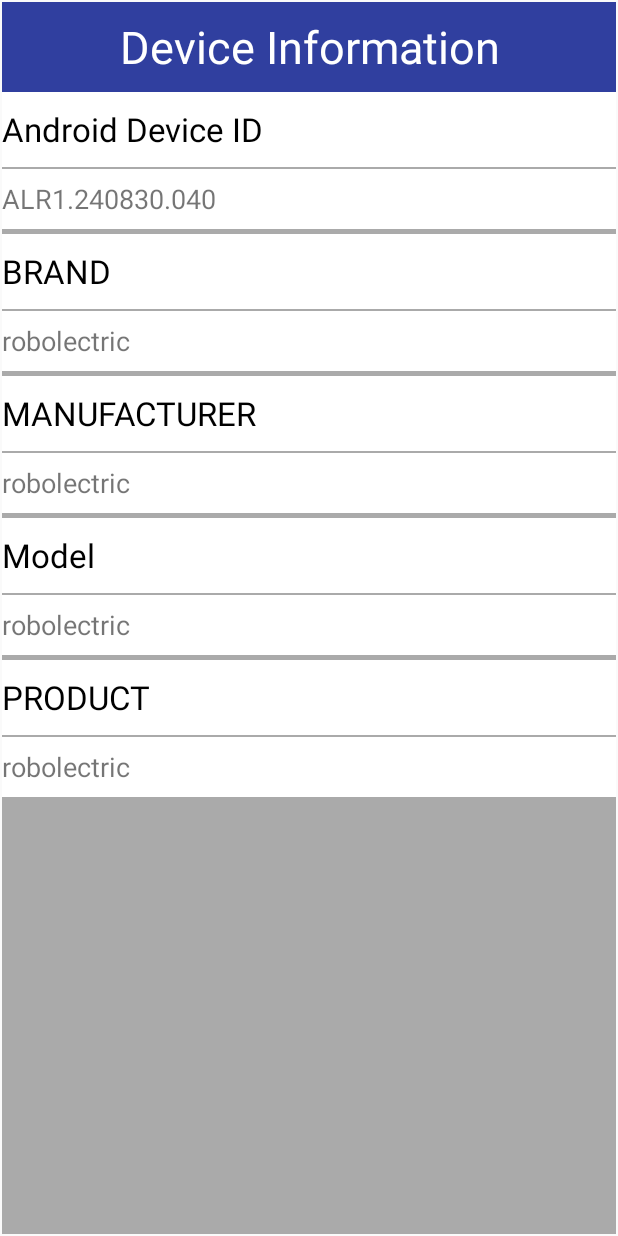
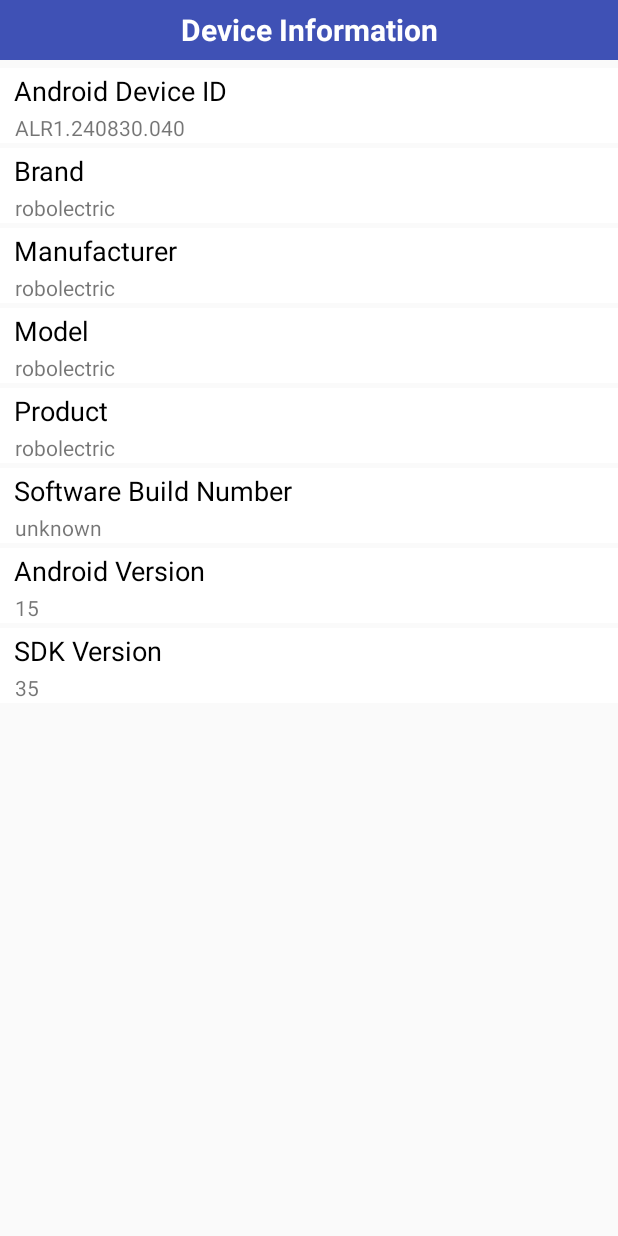
Before and after one commit to RTUappdevelop/RTUapp, an Android app: the DeviceInfo screen opened directly, with no data from a screen before it, on a phone screen of 412 x 824 dp. Run offline under Robolectric (Android 15) with nearby library versions, the phone set to English and light mode, and no system bars.

Commit message:
Datchich work and new design for info

```diff
--- a/app/src/main/java/app/mirea/ru/rtuapp/DeviceInfo.java
+++ b/app/src/main/java/app/mirea/ru/rtuapp/DeviceInfo.java
@@ -14,33 +14,49 @@ public class DeviceInfo extends AppCompatActivity {
         super.onCreate(savedInstanceState);
 
         setContentView(R.layout.activity_device_info);
+
         TextView Info = (TextView) findViewById(R.id.Info);
         Info.setText("Device Information");
 
         TextView ID = (TextView) findViewById(R.id.ID);
-        ID.setText("Android Device ID");
+        ID.setText("  Android Device ID");
         TextView DevID = (TextView) findViewById(R.id.DevID);
-        DevID.setText(Build.ID);
+        DevID.setText("   " + Build.ID);
 
         TextView Brand = (TextView) findViewById(R.id.Brand);
-        Brand.setText("BRAND");
+        Brand.setText("  Brand");
         TextView DevBrand = (TextView) findViewById(R.id.DevBrand);
-        DevBrand.setText(Build.BRAND);
+        DevBrand.setText("   " + Build.BRAND);
 
         TextView Man = (TextView) findViewById(R.id.Man);
-        Man.setText("MANUFACTURER");
+        Man.setText("  Manufacturer");
         TextView DevMan = (TextView) findViewById(R.id.DevMan);
-        DevMan.setText(Build.MANUFACTURER);
+        DevMan.setText("   " + Build.MANUFACTURER);
 
         TextView Model = (TextView) findViewById(R.id.Model);
-        Model.setText("Model");
+        Model.setText("  Model");
         TextView DevModel = (TextView) findViewById(R.id.DevModel);
-        DevModel.setText(Build.MODEL);
+        DevModel.setText("   " + Build.MODEL);
 
         TextView Product = (TextView) findViewById(R.id.Product);
-        Product.setText("PRODUCT");
+        Product.setText("  Product");
         TextView DevProduct = (TextView) findViewById(R.id.DevProduct);
-        DevProduct.setText(Build.PRODUCT);
+        DevProduct.setText("   " + Build.PRODUCT);
+
+        TextView PO = (TextView) findViewById(R.id.PO);
+        PO.setText("  Software Build Number");
+        TextView DevPO = (TextView) findViewById(R.id.DevPO);
+        DevPO.setText("   " + Build.VERSION.INCREMENTAL);
+
+        TextView VerAndroid = (TextView) findViewById(R.id.VerAndroid);
+        VerAndroid.setText("  Android Version");
+        TextView DevVerAndroid = (TextView) findViewById(R.id.DevVerAndroid);
+        DevVerAndroid.setText("   " + Build.VERSION.RELEASE);
+
+        TextView VerSDK = (TextView) findViewById(R.id.VerSDK);
+        VerSDK.setText("  SDK Version");
+        TextView DevVerSDK = (TextView) findViewById(R.id.DevVerSDK);
+        DevVerSDK.setText("   " + Build.VERSION.SDK_INT);
 
     }
 }
--- a/app/src/main/res/layout/activity_device_info.xml
+++ b/app/src/main/res/layout/activity_device_info.xml
@@ -3,116 +3,163 @@
     xmlns:tools="http://schemas.android.com/tools"
     android:layout_width="match_parent"
     android:layout_height="match_parent"
-    android:layout_marginStart="1dp"
-    android:layout_marginTop="1dp"
-    android:layout_marginEnd="1dp"
-    android:layout_marginBottom="1dp"
-    android:background="@android:color/darker_gray"
     android:orientation="vertical"
     tools:context=".DeviceInfo">
 
     <TextView
         android:id="@+id/Info"
         android:layout_width="match_parent"
-        android:layout_height="60dp"
-        android:background="@color/colorPrimaryDark"
+        android:layout_height="40dp"
+        android:layout_marginBottom="5dp"
+        android:background="@color/colorPrimary"
         android:gravity="center"
         android:textColor="@color/common_google_signin_btn_text_dark_default"
-        android:textSize="30sp" />
+        android:textSize="20sp"
+        android:textStyle="bold"/>
 
     <TextView
         android:id="@+id/ID"
         android:layout_width="match_parent"
-        android:layout_height="50dp"
-        android:layout_marginBottom="1dp"
+        android:layout_height="30dp"
         android:background="@color/common_google_signin_btn_text_dark_default"
         android:gravity="center_vertical"
         android:textColor="@color/common_google_signin_btn_text_dark_focused"
-        android:textSize="22sp" />
+        android:textSize="18sp" />
 
     <TextView
         android:id="@+id/DevID"
         android:layout_width="match_parent"
-        android:layout_height="40dp"
+        android:layout_height="20dp"
         android:gravity="center_vertical"
         android:background="@color/common_google_signin_btn_text_dark_default"
         android:layout_marginBottom="3dp"
-        android:textSize="18sp" />
+        android:textSize="14sp" />
 
     <TextView
         android:id="@+id/Brand"
         android:layout_width="match_parent"
-        android:layout_height="50dp"
+        android:layout_height="30dp"
         android:gravity="center_vertical"
         android:background="@color/common_google_signin_btn_text_dark_default"
         android:textColor="@color/common_google_signin_btn_text_dark_focused"
-        android:layout_marginBottom="1dp"
-        android:textSize="22sp" />
+        android:textSize="18sp" />
 
     <TextView
         android:id="@+id/DevBrand"
         android:layout_width="match_parent"
-        android:layout_height="40dp"
+        android:layout_height="20dp"
         android:gravity="center_vertical"
         android:background="@color/common_google_signin_btn_text_dark_default"
         android:layout_marginBottom="3dp"
-        android:textSize="18sp" />
+        android:textSize="14sp" />
 
     <TextView
         android:id="@+id/Man"
         android:layout_width="match_parent"
-        android:layout_height="50dp"
+        android:layout_height="30dp"
         android:gravity="center_vertical"
         android:background="@color/common_google_signin_btn_text_dark_default"
         android:textColor="@color/common_google_signin_btn_text_dark_focused"
-        android:layout_marginBottom="1dp"
-        android:textSize="22sp" />
+        android:textSize="18sp" />
 
     <TextView
         android:id="@+id/DevMan"
         android:layout_width="match_parent"
-        android:layout_height="40dp"
+        android:layout_height="20dp"
         android:gravity="center_vertical"
         android:background="@color/common_google_signin_btn_text_dark_default"
         android:layout_marginBottom="3dp"
-        android:textSize="18sp" />
+        android:textSize="14sp" />
 
     <TextView
         android:id="@+id/Model"
         android:layout_width="match_parent"
-        android:layout_height="50dp"
+        android:layout_height="30dp"
         android:gravity="center_vertical"
         android:background="@color/common_google_signin_btn_text_dark_default"
         android:textColor="@color/common_google_signin_btn_text_dark_focused"
-        android:layout_marginBottom="1dp"
-        android:textSize="22sp" />
+        android:textSize="18sp" />
 
     <TextView
         android:id="@+id/DevModel"
         android:layout_width="match_parent"
-        android:layout_height="40dp"
+        android:layout_height="20dp"
         android:gravity="center_vertical"
         android:background="@color/common_google_signin_btn_text_dark_default"
         android:layout_marginBottom="3dp"
-        android:textSize="18sp" />
+        android:textSize="14sp" />
 
     <TextView
         android:id="@+id/Product"
         android:layout_width="match_parent"
-        android:layout_height="50dp"
+        android:layout_height="30dp"
         android:gravity="center_vertical"
         android:background="@color/common_google_signin_btn_text_dark_default"
         android:textColor="@color/common_google_signin_btn_text_dark_focused"
-        android:layout_marginBottom="1dp"
-        android:textSize="22sp" />
+        android:textSize="18sp" />
 
     <TextView
         android:id="@+id/DevProduct"
         android:layout_width="match_parent"
-        android:layout_height="40dp"
+        android:layout_height="20dp"
         android:gravity="center_vertical"
         android:background="@color/common_google_signin_btn_text_dark_default"
+        android:textSize="14sp"
+        android:layout_marginBottom="3dp"/>
+
+    <TextView
+        android:id="@+id/PO"
+        android:layout_width="match_parent"
+        android:layout_height="30dp"
+        android:gravity="center_vertical"
+        android:background="@color/common_google_signin_btn_text_dark_default"
+        android:textColor="@color/common_google_signin_btn_text_dark_focused"
         android:textSize="18sp" />
+
+    <TextView
+        android:id="@+id/DevPO"
+        android:layout_width="match_parent"
+        android:layout_height="20dp"
+        android:gravity="center_vertical"
+        android:background="@color/common_google_signin_btn_text_dark_default"
+        android:textSize="14sp"
+        android:layout_marginBottom="3dp"/>
+
+    <TextView
+        android:id="@+id/VerAndroid"
+        android:layout_width="match_parent"
+        android:layout_height="30dp"
+        android:gravity="center_vertical"
+        android:background="@color/common_google_signin_btn_text_dark_default"
+        android:textColor="@color/common_google_signin_btn_text_dark_focused"
+        android:textSize="18sp" />
+
+    <TextView
+        android:id="@+id/DevVerAndroid"
+        android:layout_width="match_parent"
+        android:layout_height="20dp"
+        android:gravity="center_vertical"
+        android:background="@color/common_google_signin_btn_text_dark_default"
+        android:textSize="14sp"
+        android:layout_marginBottom="3dp"/>
+
+    <TextView
+        android:id="@+id/VerSDK"
+        android:layout_width="match_parent"
+        android:layout_height="30dp"
+        android:gravity="center_vertical"
+        android:background="@color/common_google_signin_btn_text_dark_default"
+        android:textColor="@color/common_google_signin_btn_text_dark_focused"
+        android:textSize="18sp" />
+
+    <TextView
+        android:id="@+id/DevVerSDK"
+        android:layout_width="match_parent"
+        android:layout_height="20dp"
+        android:gravity="center_vertical"
+        android:background="@color/common_google_signin_btn_text_dark_default"
+        android:textSize="14sp"
+        android:layout_marginBottom="3dp"/>
 
 
 </LinearLayout>
--- a/app/src/main/res/values/colors.xml
+++ b/app/src/main/res/values/colors.xml
@@ -1,6 +1,6 @@
 <?xml version="1.0" encoding="utf-8"?>
 <resources>
-    <color name="colorPrimary">#3F51B5</color>
+    <color name="colorPrimary">#3f51b5</color>
     <color name="colorPrimaryDark">#303f9f</color>
     <color name="colorAccent">#FF4081</color>
 </resources>
--- a/build.gradle
+++ b/build.gradle
@@ -7,7 +7,7 @@ buildscript {
         jcenter()
     }
     dependencies {
-        classpath 'com.android.tools.build:gradle:3.2.1'
+        classpath 'com.android.tools.build:gradle:3.3.0'
 
 
         // NOTE: Do not place your application dependencies here; they belong
```
Also changed, not shown: gradle/wrapper/gradle-wrapper.properties.
